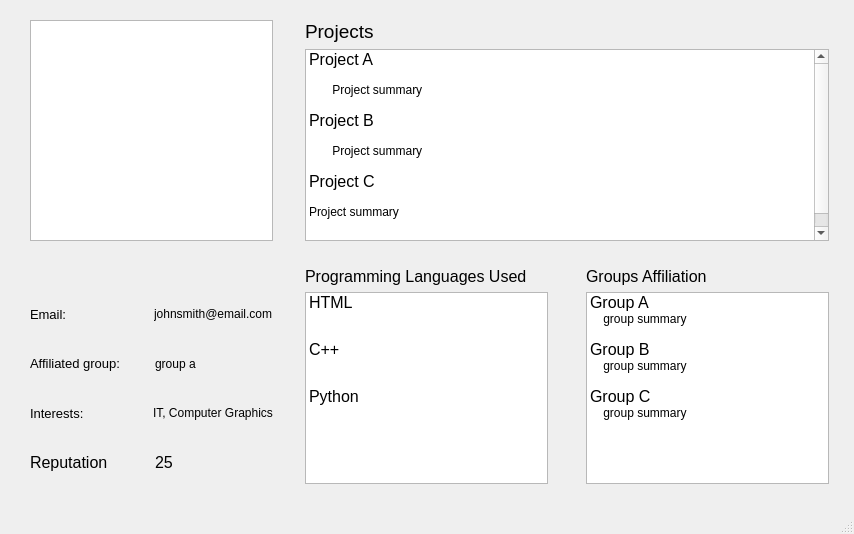
Before: the Qt Designer form GUIs/Profile.ui in tislam35/322-Software-Engineering-Project, drawn with Qt 5.
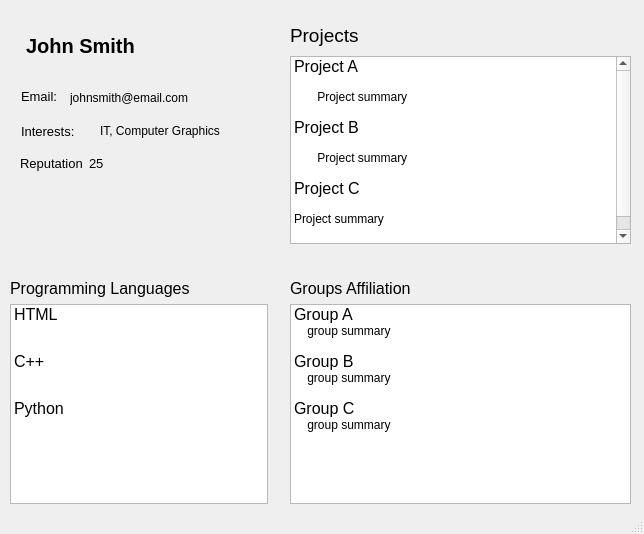
After: the same form once the commit is applied.

Commit message: Revised profile and register gui

Diff of the .ui file:
```diff
--- a/GUIs/Profile.ui
+++ b/GUIs/Profile.ui
@@ -6,7 +6,7 @@
    <rect>
     <x>0</x>
     <y>0</y>
-    <width>854</width>
+    <width>644</width>
     <height>534</height>
    </rect>
   </property>
@@ -14,267 +14,37 @@
    <string>TeamMe Profile</string>
   </property>
   <widget class="QWidget" name="centralwidget">
+   <widget class="QLabel" name="label_12">
+    <property name="geometry">
+     <rect>
+      <x>26</x>
+      <y>30</y>
+      <width>181</width>
+      <height>31</height>
+     </rect>
+    </property>
+    <property name="font">
+     <font>
+      <pointsize>15</pointsize>
+      <weight>75</weight>
+      <bold>true</bold>
+     </font>
+    </property>
+    <property name="text">
+     <string>John Smith</string>
+    </property>
+   </widget>
    <widget class="QWidget" name="">
     <property name="geometry">
      <rect>
-      <x>30</x>
-      <y>20</y>
-      <width>799</width>
-      <height>464</height>
+      <x>290</x>
+      <y>279</y>
+      <width>341</width>
+      <height>225</height>
      </rect>
     </property>
-    <layout class="QGridLayout" name="gridLayout">
-     <item row="0" column="0" rowspan="2">
-      <widget class="QGraphicsView" name="graphicsView"/>
-     </item>
-     <item row="1" column="2" colspan="3">
-      <widget class="QListWidget" name="listWidget">
-       <item>
-        <property name="text">
-         <string>Project A</string>
-        </property>
-        <property name="font">
-         <font>
-          <pointsize>12</pointsize>
-         </font>
-        </property>
-       </item>
-       <item>
-        <property name="text">
-         <string> </string>
-        </property>
-       </item>
-       <item>
-        <property name="text">
-         <string>       Project summary</string>
-        </property>
-       </item>
-       <item>
-        <property name="text">
-         <string>  </string>
-        </property>
-       </item>
-       <item>
-        <property name="text">
-         <string>Project B</string>
-        </property>
-        <property name="font">
-         <font>
-          <pointsize>12</pointsize>
-         </font>
-        </property>
-       </item>
-       <item>
-        <property name="text">
-         <string>  </string>
-        </property>
-       </item>
-       <item>
-        <property name="text">
-         <string>       Project summary</string>
-        </property>
-       </item>
-       <item>
-        <property name="text">
-         <string>  </string>
-        </property>
-       </item>
-       <item>
-        <property name="text">
-         <string>Project C</string>
-        </property>
-        <property name="font">
-         <font>
-          <pointsize>12</pointsize>
-         </font>
-        </property>
-       </item>
-       <item>
-        <property name="text">
-         <string>  </string>
-        </property>
-       </item>
-       <item>
-        <property name="text">
-         <string>Project summary</string>
-        </property>
-       </item>
-       <item>
-        <property name="text">
-         <string>  </string>
-        </property>
-       </item>
-       <item>
-        <property name="text">
-         <string>  </string>
-        </property>
-       </item>
-      </widget>
-     </item>
-     <item row="5" column="0">
-      <layout class="QHBoxLayout" name="horizontalLayout_2">
-       <item>
-        <widget class="QLabel" name="label_3">
-         <property name="font">
-          <font>
-           <pointsize>10</pointsize>
-          </font>
-         </property>
-         <property name="text">
-          <string>Affiliated group:</string>
-         </property>
-        </widget>
-       </item>
-       <item>
-        <widget class="QLabel" name="label_9">
-         <property name="text">
-          <string>group a</string>
-         </property>
-        </widget>
-       </item>
-      </layout>
-     </item>
-     <item row="7" column="0">
-      <layout class="QHBoxLayout" name="horizontalLayout_4">
-       <item>
-        <widget class="QLabel" name="label_5">
-         <property name="font">
-          <font>
-           <pointsize>12</pointsize>
-          </font>
-         </property>
-         <property name="text">
-          <string>Reputation</string>
-         </property>
-        </widget>
-       </item>
-       <item>
-        <widget class="QLabel" name="label_11">
-         <property name="font">
-          <font>
-           <pointsize>12</pointsize>
-          </font>
-         </property>
-         <property name="text">
-          <string>25</string>
-         </property>
-        </widget>
-       </item>
-      </layout>
-     </item>
-     <item row="0" column="2">
-      <widget class="QLabel" name="label">
-       <property name="font">
-        <font>
-         <pointsize>14</pointsize>
-        </font>
-       </property>
-       <property name="text">
-        <string>Projects</string>
-       </property>
-      </widget>
-     </item>
-     <item row="4" column="0">
-      <layout class="QHBoxLayout" name="horizontalLayout">
-       <item>
-        <widget class="QLabel" name="label_2">
-         <property name="font">
-          <font>
-           <pointsize>10</pointsize>
-          </font>
-         </property>
-         <property name="text">
-          <string>Email:</string>
-         </property>
-        </widget>
-       </item>
-       <item>
-        <widget class="QLabel" name="label_8">
-         <property name="text">
-          <string>johnsmith@email.com</string>
-         </property>
-        </widget>
-       </item>
-      </layout>
-     </item>
-     <item row="4" column="2" rowspan="4">
-      <widget class="QListWidget" name="listWidget_2">
-       <item>
-        <property name="text">
-         <string>HTML</string>
-        </property>
-        <property name="font">
-         <font>
-          <pointsize>12</pointsize>
-         </font>
-        </property>
-       </item>
-       <item>
-        <property name="text">
-         <string>  </string>
-        </property>
-       </item>
-       <item>
-        <property name="text">
-         <string> </string>
-        </property>
-       </item>
-       <item>
-        <property name="text">
-         <string>C++</string>
-        </property>
-        <property name="font">
-         <font>
-          <pointsize>12</pointsize>
-         </font>
-        </property>
-       </item>
-       <item>
-        <property name="text">
-         <string>  </string>
-        </property>
-       </item>
-       <item>
-        <property name="text">
-         <string>  </string>
-        </property>
-       </item>
-       <item>
-        <property name="text">
-         <string>Python</string>
-        </property>
-        <property name="font">
-         <font>
-          <pointsize>12</pointsize>
-         </font>
-        </property>
-       </item>
-       <item>
-        <property name="text">
-         <string>  </string>
-        </property>
-       </item>
-       <item>
-        <property name="text">
-         <string>  </string>
-        </property>
-       </item>
-      </widget>
-     </item>
-     <item row="4" column="1">
-      <spacer name="horizontalSpacer_2">
-       <property name="orientation">
-        <enum>Qt::Horizontal</enum>
-       </property>
-       <property name="sizeHint" stdset="0">
-        <size>
-         <width>40</width>
-         <height>20</height>
-        </size>
-       </property>
-      </spacer>
-     </item>
-     <item row="4" column="4" rowspan="4">
+    <layout class="QGridLayout" name="gridLayout_2">
+     <item row="1" column="0">
       <widget class="QListWidget" name="listWidget_3">
        <item>
         <property name="text">
@@ -293,7 +63,7 @@
        </item>
        <item>
         <property name="text">
-         <string>  </string>
+         <string/>
         </property>
        </item>
        <item>
@@ -313,7 +83,7 @@
        </item>
        <item>
         <property name="text">
-         <string>  </string>
+         <string/>
         </property>
        </item>
        <item>
@@ -333,32 +103,7 @@
        </item>
       </widget>
      </item>
-     <item row="4" column="3">
-      <spacer name="horizontalSpacer">
-       <property name="orientation">
-        <enum>Qt::Horizontal</enum>
-       </property>
-       <property name="sizeHint" stdset="0">
-        <size>
-         <width>40</width>
-         <height>20</height>
-        </size>
-       </property>
-      </spacer>
-     </item>
-     <item row="3" column="2">
-      <widget class="QLabel" name="label_6">
-       <property name="font">
-        <font>
-         <pointsize>12</pointsize>
-        </font>
-       </property>
-       <property name="text">
-        <string>Programming Languages Used</string>
-       </property>
-      </widget>
-     </item>
-     <item row="3" column="4">
+     <item row="0" column="0">
       <widget class="QLabel" name="label_7">
        <property name="font">
         <font>
@@ -370,65 +115,307 @@
        </property>
       </widget>
      </item>
-     <item row="6" column="0">
-      <layout class="QHBoxLayout" name="horizontalLayout_3">
+    </layout>
+   </widget>
+   <widget class="QWidget" name="">
+    <property name="geometry">
+     <rect>
+      <x>10</x>
+      <y>279</y>
+      <width>258</width>
+      <height>225</height>
+     </rect>
+    </property>
+    <layout class="QGridLayout" name="gridLayout">
+     <item row="1" column="0">
+      <widget class="QListWidget" name="listWidget_2">
        <item>
-        <widget class="QLabel" name="label_4">
-         <property name="font">
-          <font>
-           <pointsize>10</pointsize>
-          </font>
-         </property>
-         <property name="text">
-          <string>Interests: </string>
-         </property>
-        </widget>
+        <property name="text">
+         <string>HTML</string>
+        </property>
+        <property name="font">
+         <font>
+          <pointsize>12</pointsize>
+         </font>
+        </property>
        </item>
        <item>
-        <widget class="QLabel" name="label_10">
-         <property name="text">
-          <string>IT, Computer Graphics</string>
-         </property>
-        </widget>
+        <property name="text">
+         <string/>
+        </property>
        </item>
-      </layout>
+       <item>
+        <property name="text">
+         <string/>
+        </property>
+       </item>
+       <item>
+        <property name="text">
+         <string>C++</string>
+        </property>
+        <property name="font">
+         <font>
+          <pointsize>12</pointsize>
+         </font>
+        </property>
+       </item>
+       <item>
+        <property name="text">
+         <string/>
+        </property>
+       </item>
+       <item>
+        <property name="text">
+         <string/>
+        </property>
+       </item>
+       <item>
+        <property name="text">
+         <string>Python</string>
+        </property>
+        <property name="font">
+         <font>
+          <pointsize>12</pointsize>
+         </font>
+        </property>
+       </item>
+       <item>
+        <property name="text">
+         <string/>
+        </property>
+       </item>
+       <item>
+        <property name="text">
+         <string/>
+        </property>
+       </item>
+      </widget>
      </item>
-     <item row="2" column="2">
-      <spacer name="verticalSpacer">
+     <item row="0" column="0">
+      <widget class="QLabel" name="label_6">
        <property name="font">
         <font>
-         <pointsize>14</pointsize>
+         <pointsize>12</pointsize>
         </font>
        </property>
-       <property name="orientation">
-        <enum>Qt::Vertical</enum>
+       <property name="text">
+        <string>Programming Languages</string>
        </property>
-       <property name="sizeType">
-        <enum>QSizePolicy::Fixed</enum>
+      </widget>
+     </item>
+    </layout>
+   </widget>
+   <widget class="QLabel" name="label_10">
+    <property name="geometry">
+     <rect>
+      <x>100</x>
+      <y>120</y>
+      <width>129</width>
+      <height>21</height>
+     </rect>
+    </property>
+    <property name="text">
+     <string>IT, Computer Graphics</string>
+    </property>
+   </widget>
+   <widget class="QListWidget" name="listWidget">
+    <property name="geometry">
+     <rect>
+      <x>290</x>
+      <y>56</y>
+      <width>341</width>
+      <height>188</height>
+     </rect>
+    </property>
+    <item>
+     <property name="text">
+      <string>Project A</string>
+     </property>
+     <property name="font">
+      <font>
+       <pointsize>12</pointsize>
+      </font>
+     </property>
+    </item>
+    <item>
+     <property name="text">
+      <string/>
+     </property>
+    </item>
+    <item>
+     <property name="text">
+      <string>       Project summary</string>
+     </property>
+    </item>
+    <item>
+     <property name="text">
+      <string/>
+     </property>
+    </item>
+    <item>
+     <property name="text">
+      <string>Project B</string>
+     </property>
+     <property name="font">
+      <font>
+       <pointsize>12</pointsize>
+      </font>
+     </property>
+    </item>
+    <item>
+     <property name="text">
+      <string/>
+     </property>
+    </item>
+    <item>
+     <property name="text">
+      <string>       Project summary</string>
+     </property>
+    </item>
+    <item>
+     <property name="text">
+      <string/>
+     </property>
+    </item>
+    <item>
+     <property name="text">
+      <string>Project C</string>
+     </property>
+     <property name="font">
+      <font>
+       <pointsize>12</pointsize>
+      </font>
+     </property>
+    </item>
+    <item>
+     <property name="text">
+      <string/>
+     </property>
+    </item>
+    <item>
+     <property name="text">
+      <string>Project summary</string>
+     </property>
+    </item>
+    <item>
+     <property name="text">
+      <string/>
+     </property>
+    </item>
+    <item>
+     <property name="text">
+      <string/>
+     </property>
+    </item>
+   </widget>
+   <widget class="QLabel" name="label">
+    <property name="geometry">
+     <rect>
+      <x>290</x>
+      <y>21</y>
+      <width>80</width>
+      <height>28</height>
+     </rect>
+    </property>
+    <property name="font">
+     <font>
+      <pointsize>14</pointsize>
+     </font>
+    </property>
+    <property name="text">
+     <string>Projects</string>
+    </property>
+   </widget>
+   <widget class="QWidget" name="">
+    <property name="geometry">
+     <rect>
+      <x>20</x>
+      <y>150</y>
+      <width>128</width>
+      <height>26</height>
+     </rect>
+    </property>
+    <property name="font">
+     <font>
+      <pointsize>10</pointsize>
+     </font>
+    </property>
+    <layout class="QHBoxLayout" name="horizontalLayout_4">
+     <item>
+      <widget class="QLabel" name="label_5">
+       <property name="font">
+        <font>
+         <pointsize>10</pointsize>
+        </font>
        </property>
-       <property name="sizeHint" stdset="0">
-        <size>
-         <width>20</width>
-         <height>20</height>
-        </size>
+       <property name="text">
+        <string>Reputation</string>
        </property>
-      </spacer>
+      </widget>
      </item>
+     <item>
+      <widget class="QLabel" name="label_11">
+       <property name="font">
+        <font>
+         <pointsize>10</pointsize>
+        </font>
+       </property>
+       <property name="text">
+        <string>25</string>
+       </property>
+      </widget>
+     </item>
     </layout>
    </widget>
-   <zorder>label_5</zorder>
-   <zorder>listWidget</zorder>
-   <zorder>label</zorder>
-   <zorder>label_2</zorder>
-   <zorder>label_3</zorder>
-   <zorder>label_4</zorder>
-   <zorder>label_6</zorder>
-   <zorder>listWidget_2</zorder>
-   <zorder>graphicsView</zorder>
-   <zorder>label_8</zorder>
-   <zorder>label_9</zorder>
-   <zorder>label_10</zorder>
-   <zorder>label_11</zorder>
+   <widget class="QLabel" name="label_4">
+    <property name="geometry">
+     <rect>
+      <x>21</x>
+      <y>121</y>
+      <width>78</width>
+      <height>21</height>
+     </rect>
+    </property>
+    <property name="font">
+     <font>
+      <pointsize>10</pointsize>
+     </font>
+    </property>
+    <property name="text">
+     <string>Interests: </string>
+    </property>
+   </widget>
+   <widget class="QLabel" name="label_2">
+    <property name="geometry">
+     <rect>
+      <x>21</x>
+      <y>86</y>
+      <width>47</width>
+      <height>21</height>
+     </rect>
+    </property>
+    <property name="font">
+     <font>
+      <pointsize>10</pointsize>
+     </font>
+    </property>
+    <property name="text">
+     <string>Email:</string>
+    </property>
+   </widget>
+   <widget class="QLabel" name="label_8">
+    <property name="geometry">
+     <rect>
+      <x>70</x>
+      <y>90</y>
+      <width>127</width>
+      <height>16</height>
+     </rect>
+    </property>
+    <property name="text">
+     <string>johnsmith@email.com</string>
+    </property>
+   </widget>
   </widget>
   <widget class="QStatusBar" name="statusbar"/>
  </widget>
```
The commit also changes 1 other file.
